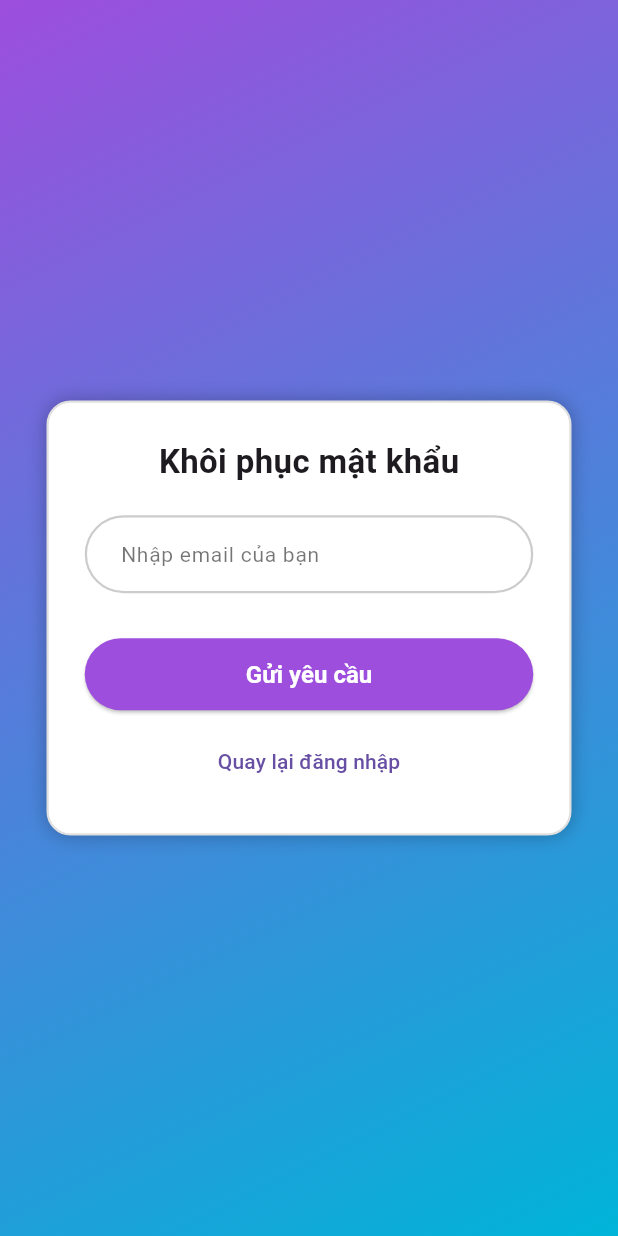
After one commit to neradehiu/DevOps-app, a Flutter app: the screen it shows after launch, after a tap on "Quên mật khẩu?", on a phone screen of 412 x 824 dp. The commit adds this screen. Run offline on Flutter 3.47's test engine with Material 3 defaults, Android fonts, the phone set to English and light mode, and no system bars; our stand-ins replace flutter_secure_storage, get.

Commit message:
Cập nhật quên mật khẩu

```diff
--- a/lib/main.dart
+++ b/lib/main.dart
@@ -1,5 +1,5 @@
 import 'package:flutter/material.dart';
-import 'package:get/get.dart'; // Thêm dòng này
+import 'package:get/get.dart';
 import 'screens/login_screen.dart';
 
 void main() {
@@ -15,7 +15,7 @@ class MyApp extends StatelessWidget {
       title: 'Find Work For Everyone',
       theme: ThemeData(
         primarySwatch: Colors.deepPurple,
-        scaffoldBackgroundColor: const Color(0xFFF4F1FB), // Màu nền nhẹ
+        scaffoldBackgroundColor: const Color(0xFFF4F1FB),
       ),
       home: const LoginScreen(),
       debugShowCheckedModeBanner: false,
--- /dev/null
+++ b/lib/models/forgot_password_request.dart
@@ -0,0 +1,7 @@
+class ForgotPasswordRequest {
+  final String email;
+
+  ForgotPasswordRequest({required this.email});
+
+  Map<String, dynamic> toJson() => {'email': email};
+}
--- /dev/null
+++ b/lib/screens/forgot_password_screen.dart
@@ -0,0 +1,148 @@
+import 'package:flutter/material.dart';
+import '../services/auth_service.dart';
+import '../widgets/custom_input_decoration.dart';
+import 'verify_code_screen.dart';
+
+class ForgotPasswordScreen extends StatefulWidget {
+  const ForgotPasswordScreen({super.key});
+
+  @override
+  State<ForgotPasswordScreen> createState() => _ForgotPasswordScreenState();
+}
+
+class _ForgotPasswordScreenState extends State<ForgotPasswordScreen> {
+  final _emailController = TextEditingController();
+  final AuthService _authService = AuthService();
+  bool _isLoading = false;
+  String? _message;
+
+  void _submit() async {
+    final email = _emailController.text.trim();
+
+    if (email.isEmpty) {
+      setState(() {
+        _message = "Vui lòng nhập email";
+      });
+      return;
+    }
+
+    setState(() {
+      _isLoading = true;
+      _message = null;
+    });
+
+    final result = await _authService.forgotPassword(email);
+
+    setState(() => _isLoading = false);
+
+    if (result == null) {
+
+      Navigator.push(
+        context,
+        MaterialPageRoute(
+          builder: (_) => VerifyCodeScreen(email: email),
+        ),
+      );
+    } else {
+      setState(() {
+        _message = "Lỗi: $result";
+      });
+    }
+  }
+
+  @override
+  Widget build(BuildContext context) {
+    return Scaffold(
+      body: Container(
+        decoration: const BoxDecoration(
+          gradient: LinearGradient(
+            colors: [Color(0xFF9D4EDD), Color(0xFF00B4D8)],
+            begin: Alignment.topLeft,
+            end: Alignment.bottomRight,
+          ),
+        ),
+        child: Center(
+          child: SingleChildScrollView(
+            child: Container(
+              width: 350,
+              padding: const EdgeInsets.all(24),
+              decoration: BoxDecoration(
+                color: Colors.white,
+                borderRadius: BorderRadius.circular(16),
+                border: Border.all(color: Colors.grey.shade300, width: 1.5),
+                boxShadow: const [
+                  BoxShadow(color: Colors.black26, blurRadius: 10)
+                ],
+              ),
+              child: Column(
+                mainAxisSize: MainAxisSize.min,
+                children: [
+                  const Text(
+                    "Khôi phục mật khẩu",
+                    style: TextStyle(fontSize: 22, fontWeight: FontWeight.bold),
+                  ),
+                  const SizedBox(height: 20),
+                  TextField(
+                    controller: _emailController,
+                    decoration: customInputDecoration("Nhập email của bạn"),
+                    keyboardType: TextInputType.emailAddress,
+                  ),
+                  const SizedBox(height: 20),
+                  if (_message != null)
+                    Text(
+                      _message!,
+                      textAlign: TextAlign.center,
+                      style: TextStyle(
+                        color: _message!.startsWith("Đã")
+                            ? Colors.green
+                            : Colors.red,
+                        fontWeight: FontWeight.w500,
+                      ),
+                    ),
+                  const SizedBox(height: 10),
+                  SizedBox(
+                    width: double.infinity,
+                    height: 48,
+                    child: ElevatedButton(
+                      style: ButtonStyle(
+                        backgroundColor:
+                        MaterialStateProperty.resolveWith<Color>(
+                              (states) => states.contains(MaterialState.hovered)
+                              ? const Color(0xFF7B82E0)
+                              : const Color(0xFF9D4EDD),
+                        ),
+                        foregroundColor:
+                        MaterialStateProperty.all(Colors.white),
+                        textStyle: MaterialStateProperty.all(
+                          const TextStyle(
+                              fontSize: 16, fontWeight: FontWeight.bold),
+                        ),
+                        shape: MaterialStateProperty.all(
+                          RoundedRectangleBorder(
+                            borderRadius: BorderRadius.circular(30),
+                          ),
+                        ),
+                      ),
+                      onPressed: _isLoading ? null : _submit,
+                      child: _isLoading
+                          ? const CircularProgressIndicator(color: Colors.white)
+                          : const Text("Gửi yêu cầu"),
+                    ),
+                  ),
+                  const SizedBox(height: 10),
+                  TextButton(
+                    onPressed: () => Navigator.pop(context),
+                    child: const Text(
+                      "Quay lại đăng nhập",
+                      style: TextStyle(fontWeight: FontWeight.w500),
+                    ),
+                  ),
+                ],
+              ),
+            ),
+          ),
+        ),
+      ),
+    );
+  }
+}
--- a/lib/screens/login_screen.dart
+++ b/lib/screens/login_screen.dart
@@ -2,9 +2,10 @@ import 'package:flutter/material.dart';
 import 'package:get/get.dart';
 import '../services/auth_service.dart';
 import '../models/login_request.dart';
-import 'register_screen.dart';
 import 'admin_screen.dart';
 import 'user_screen.dart';
+import 'register_screen.dart';
+import 'forgot_password_screen.dart';
 import '../widgets/custom_input_decoration.dart';
 
 class LoginScreen extends StatefulWidget {
@@ -76,20 +77,19 @@ class _LoginScreenState extends State<LoginScreen> {
             decoration: BoxDecoration(
               color: Colors.white,
               borderRadius: BorderRadius.circular(16),
-              border: Border.all(
-                color: Colors.grey.shade300,
-                width: 1.5,
-              ),
+              border: Border.all(color: Colors.grey.shade300, width: 1.5),
               boxShadow: const [
                 BoxShadow(color: Colors.black26, blurRadius: 10)
               ],
             ),
             child: Column(
               mainAxisSize: MainAxisSize.min,
+              crossAxisAlignment: CrossAxisAlignment.stretch,
               children: [
                 const Text(
                   "Đăng nhập",
                   style: TextStyle(fontSize: 24, fontWeight: FontWeight.bold),
+                  textAlign: TextAlign.center,
                 ),
                 const SizedBox(height: 20),
                 TextField(
@@ -102,33 +102,58 @@ class _LoginScreenState extends State<LoginScreen> {
                   decoration: customInputDecoration("Password"),
                   obscureText: true,
                 ),
-                const SizedBox(height: 20),
+                Align(
+                  alignment: Alignment.centerRight,
+                  child: TextButton(
+                    onPressed: () {
+                      Navigator.push(
+                        context,
+                        MaterialPageRoute(
+                            builder: (_) => const ForgotPasswordScreen()),
+                      );
+                    },
+                    child: const Text(
+                      "Quên mật khẩu?",
+                      style: TextStyle(
+                        fontSize: 14,
+                        color: Color(0xFF5E60CE),
+                        fontWeight: FontWeight.w500,
+                      ),
+                    ),
+                  ),
+                ),
                 if (_errorMessage != null)
                   Text(
                     _errorMessage!,
                     style: const TextStyle(color: Colors.red),
+                    textAlign: TextAlign.center,
                   ),
                 const SizedBox(height: 10),
                 _isLoading
-                    ? const CircularProgressIndicator()
+                    ? const Center(child: CircularProgressIndicator())
                     : SizedBox(
                   width: double.infinity,
                   height: 48,
                   child: ElevatedButton(
                     style: ButtonStyle(
-                      backgroundColor: MaterialStateProperty.resolveWith<Color>(
+                      backgroundColor:
+                      MaterialStateProperty.resolveWith<Color>(
                             (Set<MaterialState> states) {
                           if (states.contains(MaterialState.hovered)) {
-                            return const Color(0xFF7B82E0); // màu khi hover
+                            return const Color(0xFF7B82E0);
                           }
-                          return const Color(0xFF9D4EDD); // màu mặc định
+                          return const Color(0xFF9D4EDD);
                         },
                       ),
-                      foregroundColor: MaterialStateProperty.all<Color>(Colors.white),
-                      textStyle: MaterialStateProperty.all<TextStyle>(
-                        const TextStyle(fontSize: 16, fontWeight: FontWeight.bold),
+                      foregroundColor:
+                      MaterialStateProperty.all<Color>(Colors.white),
+                      textStyle:
+                      MaterialStateProperty.all<TextStyle>(
+                        const TextStyle(
+                            fontSize: 16, fontWeight: FontWeight.bold),
                       ),
-                      shape: MaterialStateProperty.all<RoundedRectangleBorder>(
+                      shape: MaterialStateProperty.all<
+                          RoundedRectangleBorder>(
                         RoundedRectangleBorder(
                           borderRadius: BorderRadius.circular(30),
                         ),
@@ -150,7 +175,7 @@ class _LoginScreenState extends State<LoginScreen> {
                     "Chưa có tài khoản? Đăng ký",
                     style: TextStyle(fontWeight: FontWeight.w500),
                   ),
-                )
+                ),
               ],
             ),
           ),
```
Also changed, not shown: lib/screens/new_password_screen.dart (added, +139 -0 lines), lib/screens/verify_code_screen.dart (added, +121 -0 lines), lib/services/auth_service.dart (+86 -2 lines).
